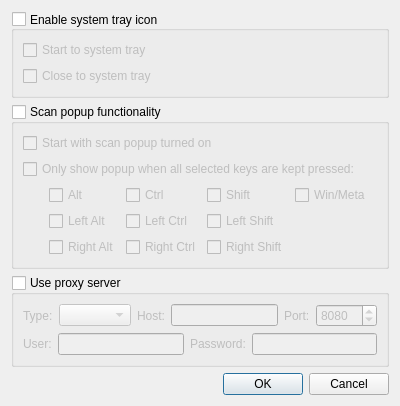
Old version of the form src/preferences.ui in the repository goldendict/goldendict.
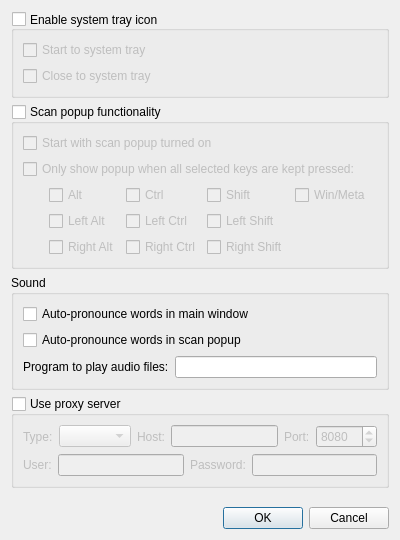
New version of the form.

Commit message: + Ability to play the first audio reference by clicking on the 'Pronounce word'   button in main window or in scan popup added. It is also possible to   configure the program to do that automatically. + It is now possible to specify which program to use for audio file playback.

Patch:
```diff
--- a/src/preferences.ui
+++ b/src/preferences.ui
@@ -7,7 +7,7 @@
     <x>0</x>
     <y>0</y>
     <width>400</width>
-    <height>392</height>
+    <height>540</height>
    </rect>
   </property>
   <property name="windowTitle">
@@ -264,6 +264,43 @@
      </layout>
     </widget>
    </item>
+   <item>
+    <widget class="QGroupBox" name="groupBox">
+     <property name="title">
+      <string>Sound</string>
+     </property>
+     <layout class="QVBoxLayout" name="verticalLayout_7">
+      <item>
+       <widget class="QCheckBox" name="pronounceOnLoadMain">
+        <property name="text">
+         <string>Auto-pronounce words in main window</string>
+        </property>
+       </widget>
+      </item>
+      <item>
+       <widget class="QCheckBox" name="pronounceOnLoadPopup">
+        <property name="text">
+         <string>Auto-pronounce words in scan popup</string>
+        </property>
+       </widget>
+      </item>
+      <item>
+       <layout class="QHBoxLayout" name="horizontalLayout_4">
+        <item>
+         <widget class="QLabel" name="label_6">
+          <property name="text">
+           <string>Program to play audio files:</string>
+          </property>
+         </widget>
+        </item>
+        <item>
+         <widget class="QLineEdit" name="audioPlaybackProgram"/>
+        </item>
+       </layout>
+      </item>
+     </layout>
+    </widget>
+   </item>
    <item>
     <widget class="QGroupBox" name="useProxyServer">
      <property name="toolTip">
```
The commit also changes 16 other files.
